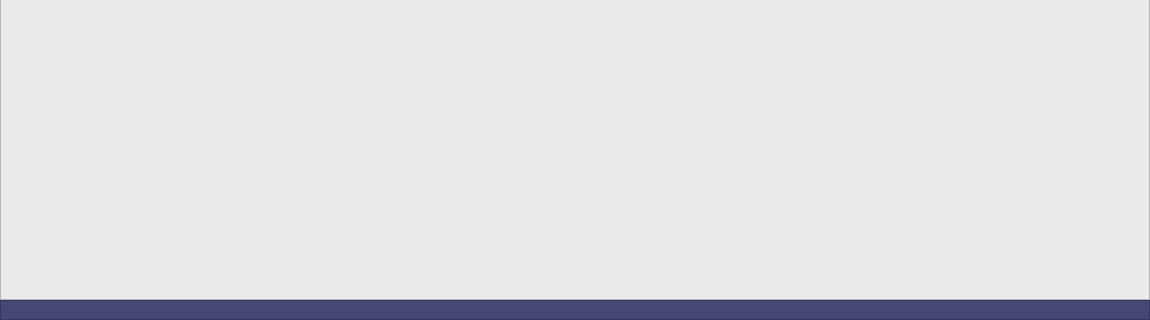
First picture: the form in mainwindow.ui, repository IsolatedSushi2/Traffic, before the edit; both pictures show x 0 to 1150 and y 495 to 815 of the 1150 by 815 pixel window.
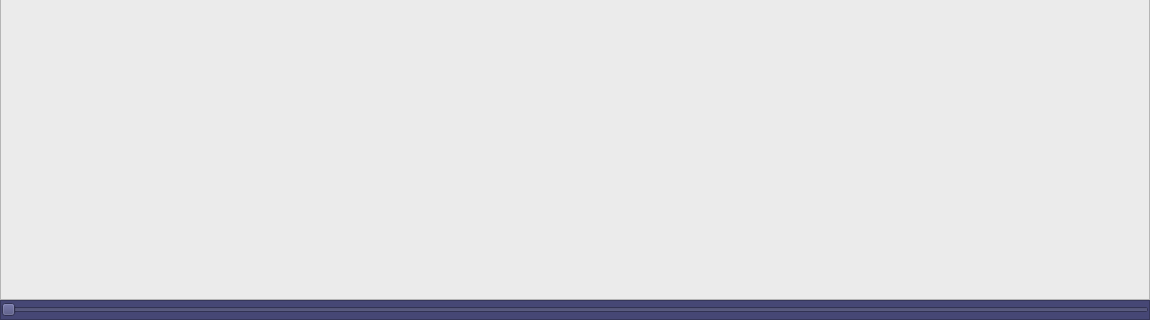
Second picture: the form after the edit.

The edit to the form file:
```diff
--- a/mainwindow.ui
+++ b/mainwindow.ui
@@ -169,6 +169,27 @@
       <property name="frameShadow">
        <enum>QFrame::Raised</enum>
       </property>
+      <layout class="QVBoxLayout" name="verticalLayout_4">
+       <property name="leftMargin">
+        <number>0</number>
+       </property>
+       <property name="topMargin">
+        <number>0</number>
+       </property>
+       <property name="rightMargin">
+        <number>0</number>
+       </property>
+       <property name="bottomMargin">
+        <number>0</number>
+       </property>
+       <item>
+        <widget class="QSlider" name="frameSlider">
+         <property name="orientation">
+          <enum>Qt::Horizontal</enum>
+         </property>
+        </widget>
+       </item>
+      </layout>
      </widget>
     </item>
    </layout>
```
Left out of the diff: 3 changed lines with no effect on the pictures.
